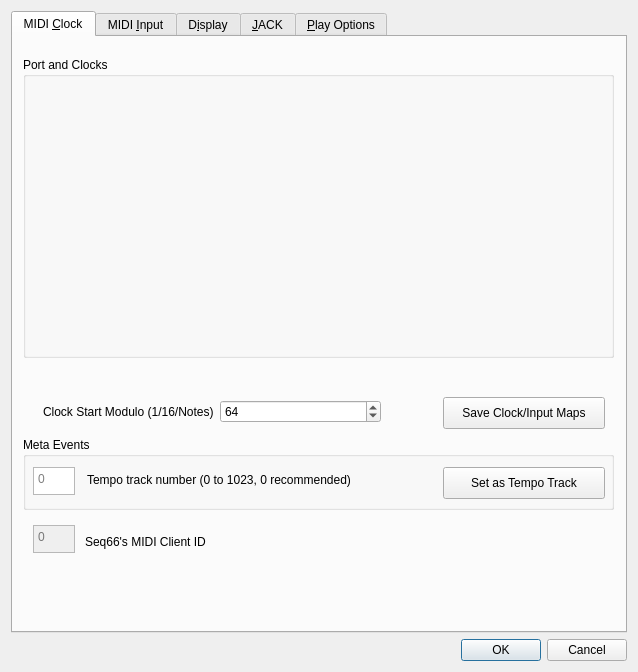
ahlstromcj/seq66, file seq_qt5/forms/qseditoptions.ui: the form before one commit.
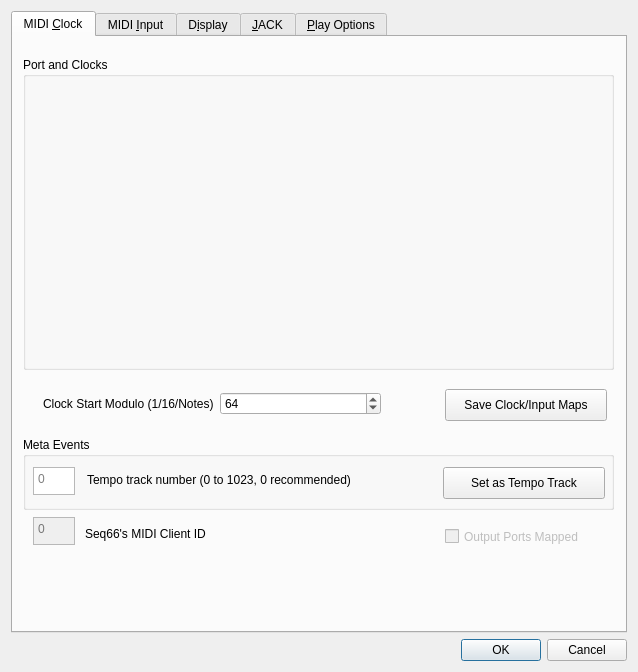
The form after the commit. The open tabs and pages were chosen to show the change.

Commit message: Finished basics of port-mapping and translation.

```diff
--- a/seq_qt5/forms/qseditoptions.ui
+++ b/seq_qt5/forms/qseditoptions.ui
@@ -39,7 +39,7 @@
          <x>10</x>
          <y>20</y>
          <width>591</width>
-         <height>301</height>
+         <height>313</height>
         </rect>
        </property>
        <property name="title">
@@ -138,7 +138,7 @@
        <property name="geometry">
         <rect>
          <x>30</x>
-         <y>360</y>
+         <y>352</y>
          <width>338</width>
          <height>30</height>
         </rect>
@@ -172,8 +172,8 @@
       <widget class="QPushButton" name="pushButtonStoreMap">
        <property name="geometry">
         <rect>
-         <x>430</x>
-         <y>360</y>
+         <x>432</x>
+         <y>352</y>
          <width>162</width>
          <height>32</height>
         </rect>
@@ -191,7 +191,7 @@
        <property name="geometry">
         <rect>
          <x>72</x>
-         <y>496</y>
+         <y>488</y>
          <width>161</width>
          <height>17</height>
         </rect>
@@ -207,7 +207,7 @@
        <property name="geometry">
         <rect>
          <x>20</x>
-         <y>488</y>
+         <y>480</y>
          <width>42</width>
          <height>28</height>
         </rect>
@@ -228,6 +228,25 @@
         <string>0</string>
        </property>
       </widget>
+      <widget class="QCheckBox" name="outPortsMappedCheck">
+       <property name="enabled">
+        <bool>false</bool>
+       </property>
+       <property name="geometry">
+        <rect>
+         <x>432</x>
+         <y>488</y>
+         <width>177</width>
+         <height>23</height>
+        </rect>
+       </property>
+       <property name="toolTip">
+        <string>If checked, an output port map was loaded.</string>
+       </property>
+       <property name="text">
+        <string>Output Ports Mapped</string>
+       </property>
+      </widget>
      </widget>
      <widget class="QWidget" name="tabMidiInput">
       <property name="toolTip">
```
Left out of the diff: 18 changed lines with no effect on the pictures. The commit also changes 18 other files.
